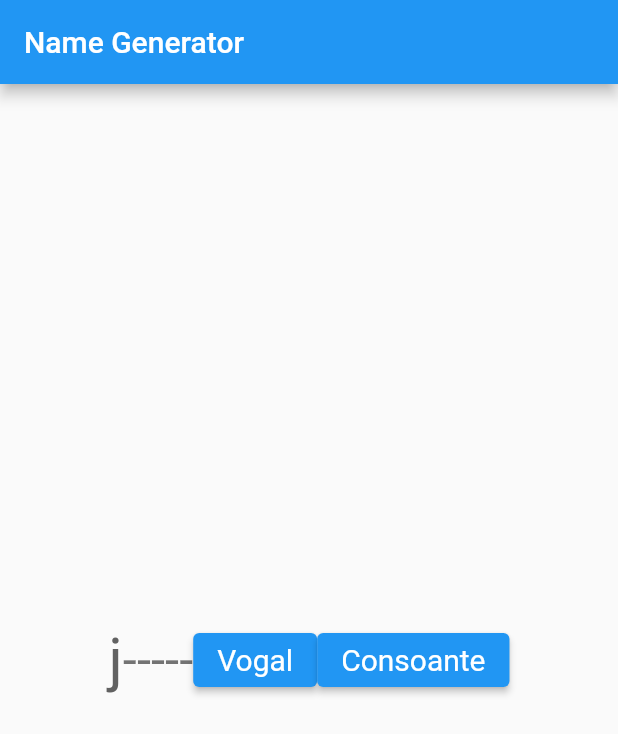
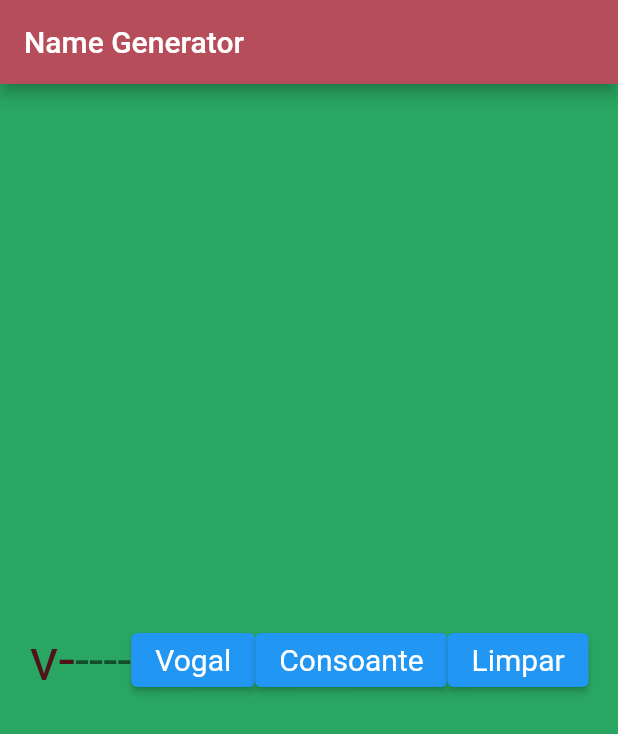
Before and after one commit to pedroGNF/random-name, a Flutter app: the screen it shows after launch, after a tap on "Vogal", on a phone screen of 412 x 824 dp. Shown: the top 734 px of the screen. Run offline on Flutter 3.47's test engine with Material 2 defaults, Android fonts, the light colour scheme and no system bars.

Commit message:
clear button, added

```diff
--- a/lib/main.dart
+++ b/lib/main.dart
@@ -17,7 +17,11 @@ class MyApp extends StatelessWidget {
       showPerformanceOverlay: false,
       title: title,
       home: Scaffold(
-        appBar: AppBar(title: const Text(title)),
+        backgroundColor: const Color.fromARGB(255, 41, 167, 98),
+        appBar: AppBar(
+          title: const Text(title),
+          backgroundColor: const Color.fromARGB(255, 182, 77, 91),
+        ),
         body: const MyStatefulWidget(),
       ),
     );
@@ -79,32 +83,51 @@ class _MyStatefulWidgetState extends State<MyStatefulWidget> {
     void randomVogal() {
       setState(() {
         letra1 = vogais[0];
+        letra1 = vogais[1];
+        letra1 = vogais[2];
+        letra1 = vogais[3];
+        letra1 = vogais[4];
+        letra1 = vogais[5];
       });
     }
 
     void randomConsoante() {
+      letra1 = consoantes[0];
+
       setState(() {
-        letra1 = consoantes[0];
+        letra2 = consoantes[1];
       });
+    }
+
+    void clearText() {
+      letra1 = "-";
+      letra2 = "-";
+      letra3 = "-";
+      letra4 = "-";
+      letra5 = "-";
+      letra6 = "-";
     }
 
     final ButtonStyle style =
         ElevatedButton.styleFrom(textStyle: const TextStyle(fontSize: 20));
-    var grey = Colors.grey;
+
     return Center(
       child: Row(
         mainAxisSize: MainAxisSize.min,
         children: <Widget>[
           Text(
             letra1,
-            style: TextStyle(
+            style: const TextStyle(
               fontSize: 40,
-              color: grey[700],
+              color: Color.fromARGB(255, 77, 20, 26),
             ),
           ),
           Text(
             letra2,
-            style: Theme.of(context).textTheme.headline4,
+            style: const TextStyle(
+              fontSize: 40,
+              color: Color.fromARGB(255, 77, 20, 26),
+            ),
           ),
           Text(
             letra3,
@@ -131,8 +154,14 @@ class _MyStatefulWidgetState extends State<MyStatefulWidget> {
           const SizedBox(height: 20),
           ElevatedButton(
             style: style,
-            onPressed: () => {randomConsoante()},
+            onPressed: () => setState(randomConsoante),
             child: const Text('Consoante'),
+          ),
+          const SizedBox(height: 20),
+          ElevatedButton(
+            style: style,
+            onPressed: () => setState(clearText),
+            child: const Text('Limpar'),
           ),
         ],
       ),
```
